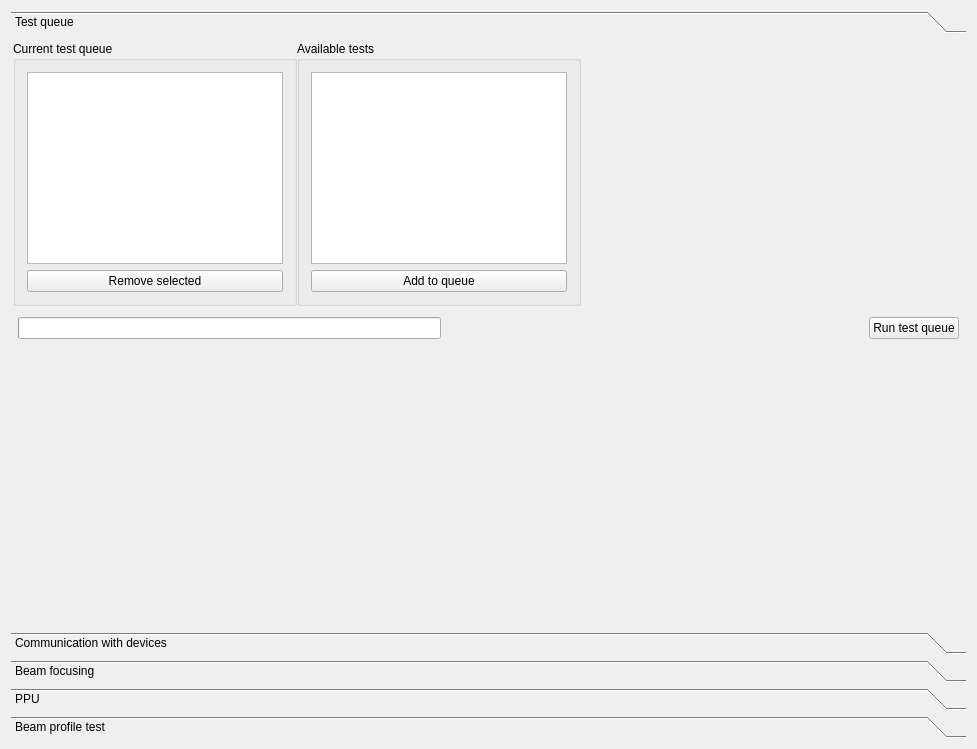
Qt form Bricks/widgets/ui_files/Qt4_beamline_test_widget_layout.ui (mxcube/mxcubeqt) before a commit.
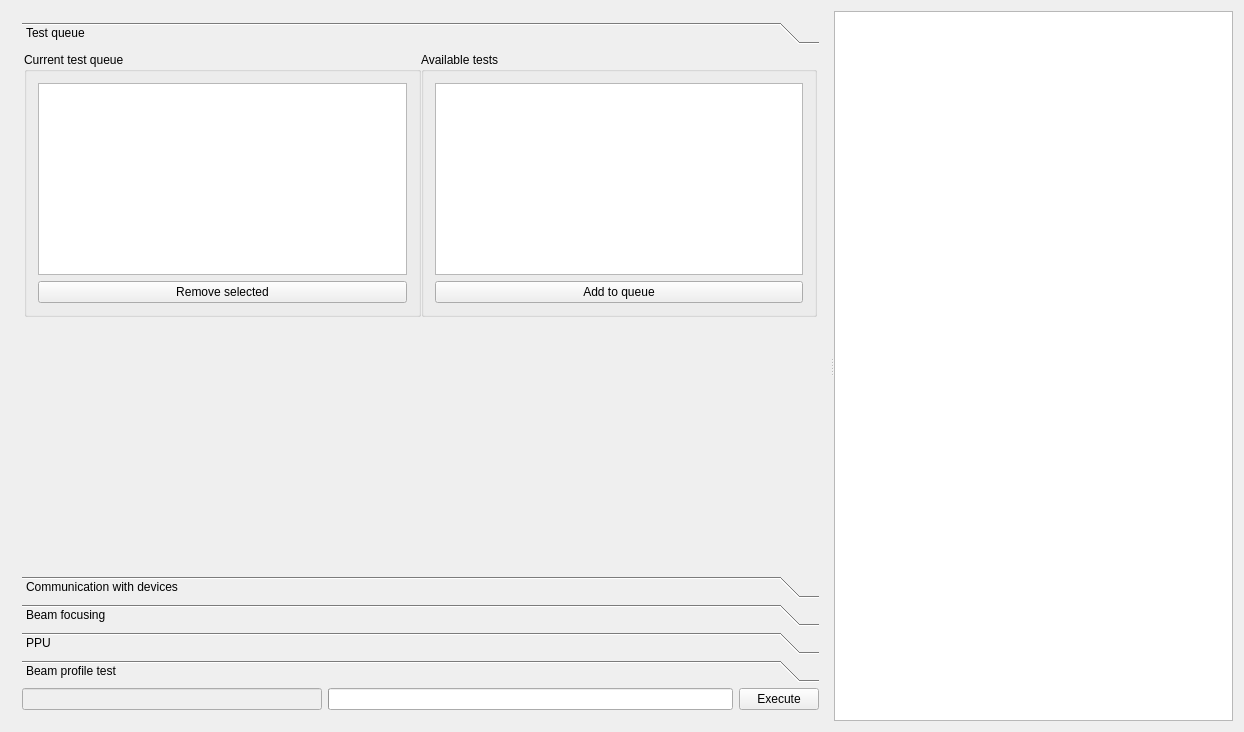
The same form after that commit. The open tabs and pages were chosen to show the change.

Patch:
```diff
--- a/Bricks/widgets/ui_files/Qt4_beamline_test_widget_layout.ui
+++ b/Bricks/widgets/ui_files/Qt4_beamline_test_widget_layout.ui
@@ -6,14 +6,21 @@
    <rect>
     <x>0</x>
     <y>0</y>
-    <width>977</width>
-    <height>749</height>
+    <width>1244</width>
+    <height>732</height>
    </rect>
   </property>
   <property name="windowTitle">
    <string>Form3</string>
   </property>
-  <layout class="QVBoxLayout">
+  <layout class="QVBoxLayout" name="verticalLayout_6">
+   <item>
+    <widget class="QSplitter" name="splitter">
+     <property name="orientation">
+      <enum>Qt::Horizontal</enum>
+     </property>
+     <widget class="QWidget" name="">
+      <layout class="QVBoxLayout" name="verticalLayout_5">
    <item>
     <widget class="QToolBox" name="test_toolbox">
      <property name="sizePolicy">
@@ -28,6 +35,11 @@
        <height>32767</height>
       </size>
      </property>
+         <property name="font">
+          <font>
+           <pointsize>9</pointsize>
+          </font>
+         </property>
      <property name="currentIndex">
       <number>3</number>
      </property>
@@ -36,8 +48,8 @@
        <rect>
         <x>0</x>
         <y>0</y>
-        <width>959</width>
-        <height>596</height>
+            <width>827</width>
+            <height>532</height>
        </rect>
       </property>
       <attribute name="label">
@@ -136,6 +148,12 @@
                   <height>150</height>
                  </size>
                 </property>
+                    <property name="maximumSize">
+                     <size>
+                      <width>16777215</width>
+                      <height>16777215</height>
+                     </size>
+                    </property>
                </widget>
               </item>
               <item>
@@ -154,55 +172,6 @@
              </layout>
             </widget>
            </item>
-           <item>
-            <spacer name="spacer53">
-             <property name="orientation">
-              <enum>Qt::Horizontal</enum>
-             </property>
-             <property name="sizeType">
-              <enum>QSizePolicy::Expanding</enum>
-             </property>
-             <property name="sizeHint" stdset="0">
-              <size>
-               <width>40</width>
-               <height>20</height>
-              </size>
-             </property>
-            </spacer>
-           </item>
-          </layout>
-         </item>
-         <item>
-          <layout class="QHBoxLayout">
-           <property name="spacing">
-            <number>5</number>
-           </property>
-           <property name="margin">
-            <number>5</number>
-           </property>
-           <item>
-            <widget class="QProgressBar" name="progress_bar"/>
-           </item>
-           <item>
-            <spacer name="horizontalSpacer">
-             <property name="orientation">
-              <enum>Qt::Horizontal</enum>
-             </property>
-             <property name="sizeHint" stdset="0">
-              <size>
-               <width>40</width>
-               <height>20</height>
-              </size>
-             </property>
-            </spacer>
-           </item>
-           <item>
-            <widget class="QPushButton" name="run_test_button">
-             <property name="text">
-              <string>Run test queue</string>
-             </property>
-            </widget>
-           </item>
           </layout>
          </item>
          <item>
@@ -279,30 +248,6 @@
          </column>
         </widget>
        </item>
-       <item>
-        <layout class="QHBoxLayout" name="horizontalLayout">
-         <item>
-          <spacer name="horizontalSpacer_2">
-           <property name="orientation">
-            <enum>Qt::Horizontal</enum>
-           </property>
-           <property name="sizeHint" stdset="0">
-            <size>
-             <width>40</width>
-             <height>20</height>
-            </size>
-           </property>
-          </spacer>
-         </item>
-         <item>
-          <widget class="QPushButton" name="test_comm_button">
-           <property name="text">
-            <string>Test communication</string>
-           </property>
-          </widget>
-         </item>
-        </layout>
-       </item>
        <item>
         <spacer name="verticalSpacer">
          <property name="orientation">
@@ -670,6 +615,52 @@
         </item>
        </layout>
       </widget>
+         </widget>
+        </widget>
+       </item>
+       <item>
+        <layout class="QHBoxLayout" name="horizontalLayout">
+         <item>
+          <widget class="QLineEdit" name="progress_msg_ledit">
+           <property name="enabled">
+            <bool>false</bool>
+           </property>
+           <property name="maximumSize">
+            <size>
+             <width>300</width>
+             <height>16777215</height>
+            </size>
+           </property>
+           <property name="font">
+            <font>
+             <pointsize>9</pointsize>
+             <weight>75</weight>
+             <bold>true</bold>
+            </font>
+           </property>
+          </widget>
+         </item>
+         <item>
+          <widget class="QProgressBar" name="progress_bar"/>
+         </item>
+         <item>
+          <widget class="QPushButton" name="test_button">
+           <property name="text">
+            <string>Execute</string>
+           </property>
+          </widget>
+         </item>
+        </layout>
+       </item>
+      </layout>
+     </widget>
+     <widget class="QTextBrowser" name="result_browser">
+      <property name="sizePolicy">
+       <sizepolicy hsizetype="Maximum" vsizetype="Maximum">
+        <horstretch>0</horstretch>
+        <verstretch>0</verstretch>
+       </sizepolicy>
+      </property>
      </widget>
     </widget>
    </item>
```
Left out of the diff: 39 changed lines with no effect on the pictures. Lines whose indentation alone changed are shown as unchanged.
